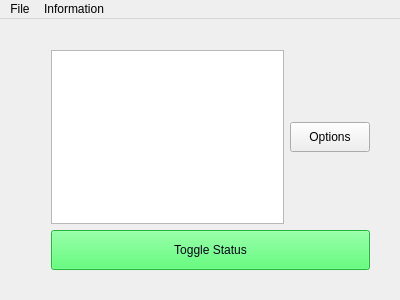
Above: mainwindow.ui from evroza/WinUpdateSwitch before the change. Below: the same form after it.
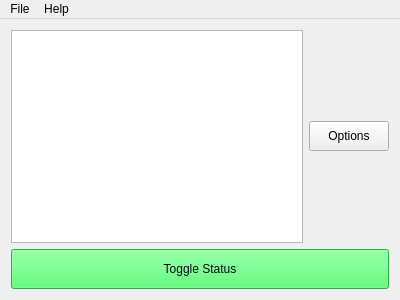
That is the form after the change.

Commit message: Added About - Splash screen

```diff
--- a/mainwindow.ui
+++ b/mainwindow.ui
@@ -20,15 +20,8 @@
    <string>MainWindow</string>
   </property>
   <widget class="QWidget" name="centralWidget">
-   <widget class="QWidget" name="">
-    <property name="geometry">
-     <rect>
-      <x>40</x>
-      <y>20</y>
-      <width>341</width>
-      <height>242</height>
-     </rect>
-    </property>
+   <layout class="QVBoxLayout" name="verticalLayout_2">
+    <item>
     <layout class="QVBoxLayout" name="verticalLayout">
      <item>
       <layout class="QHBoxLayout" name="horizontalLayout">
@@ -78,7 +71,8 @@
       </widget>
      </item>
     </layout>
-   </widget>
+    </item>
+   </layout>
   </widget>
   <widget class="QMenuBar" name="menuBar">
    <property name="geometry">
@@ -99,7 +93,7 @@
    </widget>
    <widget class="QMenu" name="menuInformation">
     <property name="title">
-     <string>Information</string>
+     <string>Help</string>
     </property>
     <addaction name="actionAbout"/>
    </widget>
```
Left out of the diff: 2 changed lines with no effect on the pictures. Lines whose indentation alone changed are shown as unchanged. The commit also changes 5 other files.
